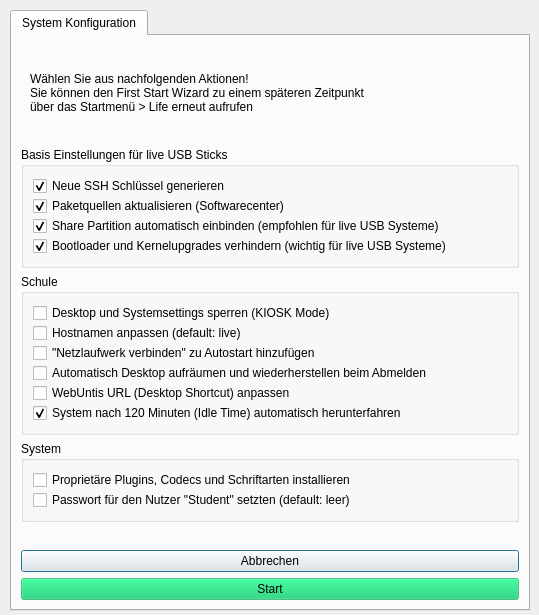
This is firststart.ui in valueerrorx/life-firststart as Qt 5 draws it before an edit. The edited form follows.
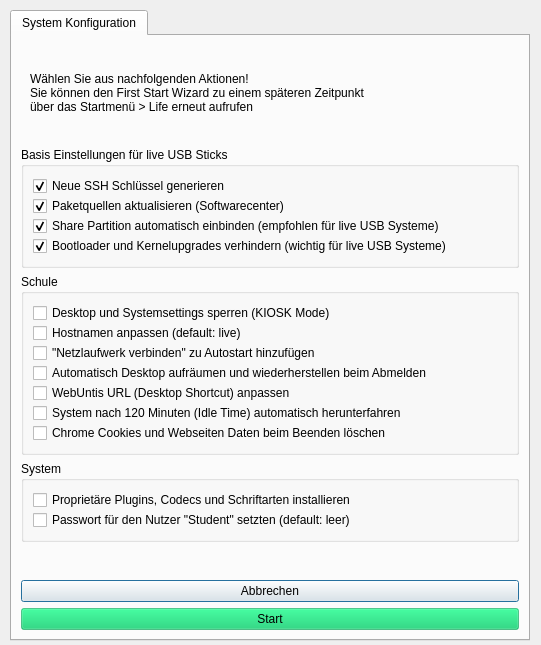
This is the edited form. Icons and pictures are not drawn.

Commit message: fixed chrome cookies

What changed in the file:
```diff
--- a/firststart.ui
+++ b/firststart.ui
@@ -7,8 +7,8 @@
    <rect>
     <x>0</x>
     <y>0</y>
-    <width>539</width>
-    <height>615</height>
+    <width>541</width>
+    <height>645</height>
    </rect>
   </property>
   <property name="sizePolicy">
@@ -35,7 +35,7 @@
      <x>10</x>
      <y>10</y>
      <width>520</width>
-     <height>601</height>
+     <height>631</height>
     </rect>
    </property>
    <property name="minimumSize">
@@ -347,7 +347,17 @@
            <string>System nach 120 Minuten (Idle Time) automatisch herunterfahren</string>
           </property>
           <property name="checked">
-           <bool>true</bool>
+           <bool>false</bool>
+          </property>
+         </widget>
+        </item>
+        <item>
+         <widget class="QCheckBox" name="chrome">
+          <property name="text">
+           <string>Chrome Cookies und Webseiten Daten beim Beenden löschen</string>
+          </property>
+          <property name="checked">
+           <bool>false</bool>
           </property>
          </widget>
         </item>
```
The commit also changes 2 other files.
